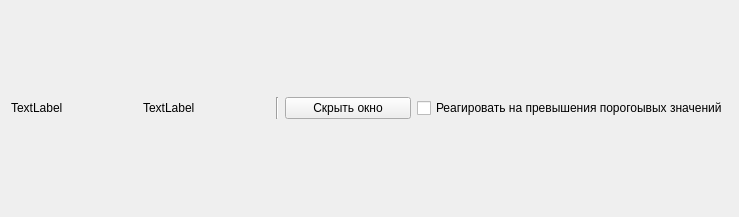
First picture: the form in task2/Views/signalview.ui, repository 41144114/redesigned-giggle, before the edit.
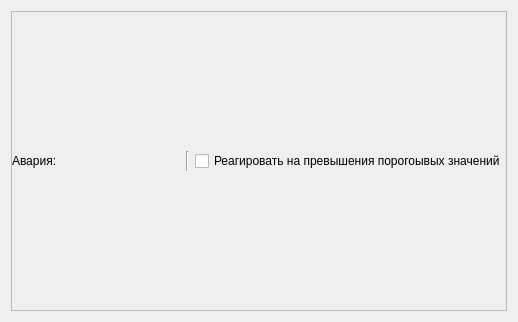
Second picture: the form after the edit. Icons and pictures are not drawn.

What changed in the file:
```diff
--- a/task2/Views/signalview.ui
+++ b/task2/Views/signalview.ui
@@ -6,30 +6,72 @@
    <rect>
     <x>0</x>
     <y>0</y>
-    <width>739</width>
-    <height>217</height>
+    <width>518</width>
+    <height>318</height>
    </rect>
   </property>
+  <property name="sizePolicy">
+   <sizepolicy hsizetype="Expanding" vsizetype="Expanding">
+    <horstretch>0</horstretch>
+    <verstretch>0</verstretch>
+   </sizepolicy>
+  </property>
   <property name="windowTitle">
    <string>Form</string>
   </property>
-  <layout class="QGridLayout" name="gridLayout">
+  <layout class="QVBoxLayout" name="verticalLayout">
+   <item>
+    <widget class="QScrollArea" name="scrollArea">
+     <property name="minimumSize">
+      <size>
+       <width>300</width>
+       <height>300</height>
+      </size>
+     </property>
+     <property name="widgetResizable">
+      <bool>true</bool>
+     </property>
+     <widget class="QWidget" name="scrollAreaWidgetContents">
+      <property name="geometry">
+       <rect>
+        <x>0</x>
+        <y>0</y>
+        <width>498</width>
+        <height>298</height>
+       </rect>
+      </property>
+      <layout class="QGridLayout" name="gridLayout_2">
+       <property name="leftMargin">
+        <number>0</number>
+       </property>
+       <property name="topMargin">
+        <number>0</number>
+       </property>
+       <property name="rightMargin">
+        <number>0</number>
+       </property>
+       <property name="bottomMargin">
+        <number>0</number>
+       </property>
    <item row="0" column="0">
     <layout class="QGridLayout" name="plotLayout"/>
    </item>
    <item row="1" column="0">
     <layout class="QHBoxLayout" name="horizontalLayout">
-     <item>
-      <widget class="QLabel" name="label">
-       <property name="text">
-        <string>TextLabel</string>
-       </property>
-      </widget>
-     </item>
      <item>
       <widget class="QLabel" name="label_2">
        <property name="text">
-        <string>TextLabel</string>
+            <string>Авария:</string>
+           </property>
+          </widget>
+         </item>
+         <item>
+          <widget class="QLabel" name="label">
+           <property name="text">
+            <string/>
+           </property>
+           <property name="pixmap">
+            <pixmap resource="../Resources/resources.qrc">:/good.png</pixmap>
        </property>
       </widget>
      </item>
@@ -40,13 +82,6 @@
        </property>
       </widget>
      </item>
-     <item>
-      <widget class="QPushButton" name="pushButton">
-       <property name="text">
-        <string>Скрыть окно</string>
-       </property>
-      </widget>
-     </item>
      <item>
       <widget class="QCheckBox" name="checkBox">
        <property name="text">
@@ -58,6 +93,12 @@
    </item>
   </layout>
  </widget>
- <resources/>
+    </widget>
+   </item>
+  </layout>
+ </widget>
+ <resources>
+  <include location="../Resources/resources.qrc"/>
+ </resources>
  <connections/>
 </ui>
```
Lines whose indentation alone changed are shown as unchanged.
